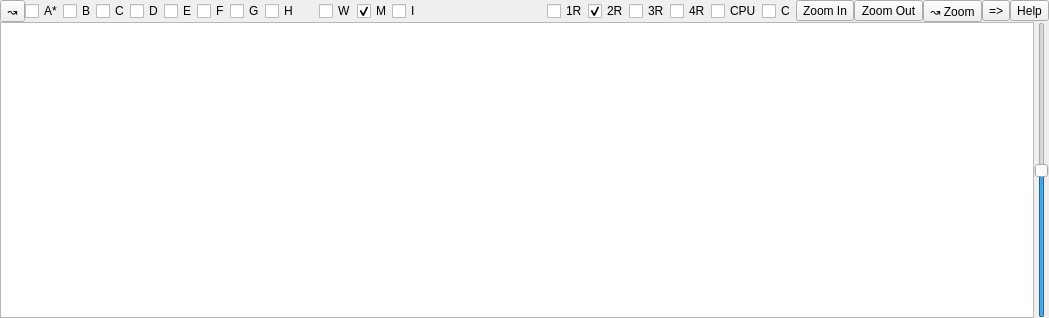
Old version of the form Qt/qt4_mixer_widget.ui in the repository kmatheussen/radium.
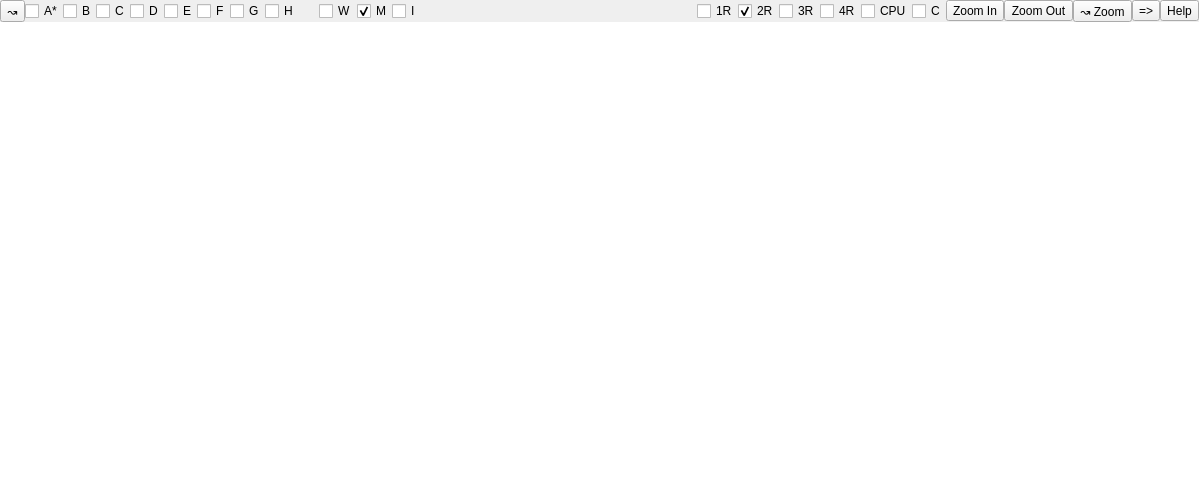
New version of the form.

Commit message: Mixer: Clean up widget hierarchy and remove a small unnecessary border (mixer and editor align horizontally now).

What changed in the file:
```diff
--- a/Qt/qt4_mixer_widget.ui
+++ b/Qt/qt4_mixer_widget.ui
@@ -6,8 +6,8 @@
    <rect>
     <x>0</x>
     <y>0</y>
-    <width>1049</width>
-    <height>318</height>
+    <width>1199</width>
+    <height>491</height>
    </rect>
   </property>
   <property name="windowTitle">
@@ -352,27 +352,6 @@
     </widget>
    </item>
    <item>
-    <widget class="QWidget" name="modular_widget" native="true">
-     <layout class="QHBoxLayout" name="mixer_layout">
-      <property name="spacing">
-       <number>0</number>
-      </property>
-      <property name="sizeConstraint">
-       <enum>QLayout::SetMaximumSize</enum>
-      </property>
-      <property name="leftMargin">
-       <number>0</number>
-      </property>
-      <property name="topMargin">
-       <number>0</number>
-      </property>
-      <property name="rightMargin">
-       <number>0</number>
-      </property>
-      <property name="bottomMargin">
-       <number>0</number>
-      </property>
-      <item>
        <widget class="QGraphicsView" name="view">
         <property name="autoFillBackground">
          <bool>true</bool>
@@ -381,33 +360,20 @@
          <string notr="true"/>
         </property>
         <property name="frameShape">
-         <enum>QFrame::StyledPanel</enum>
+      <enum>QFrame::NoFrame</enum>
         </property>
         <property name="frameShadow">
          <enum>QFrame::Sunken</enum>
         </property>
+     <property name="lineWidth">
+      <number>0</number>
+     </property>
         <property name="renderHints">
          <set>QPainter::Antialiasing|QPainter::HighQualityAntialiasing|QPainter::SmoothPixmapTransform|QPainter::TextAntialiasing</set>
         </property>
         <property name="dragMode">
          <enum>QGraphicsView::RubberBandDrag</enum>
         </property>
-       </widget>
-      </item>
-      <item>
-       <widget class="QSlider" name="zoom_slider">
-        <property name="maximum">
-         <number>500</number>
-        </property>
-        <property name="value">
-         <number>250</number>
-        </property>
-        <property name="orientation">
-         <enum>Qt::Vertical</enum>
-        </property>
-       </widget>
-      </item>
-     </layout>
     </widget>
    </item>
   </layout>
```
Lines whose indentation alone changed are shown as unchanged. The commit also changes 2 other files.
